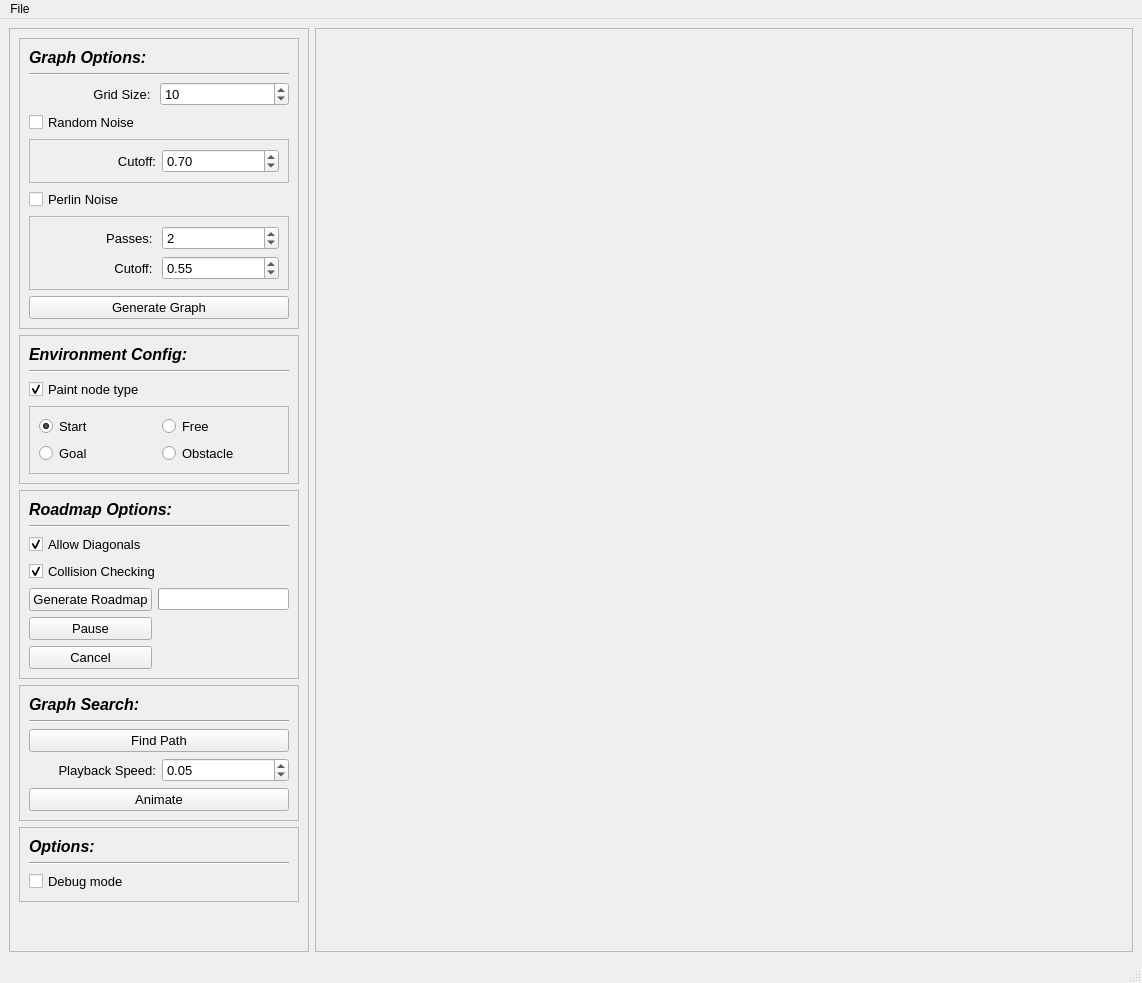
Old version of the form ui/main_window.ui in the repository kpdudek/PathPlanning.
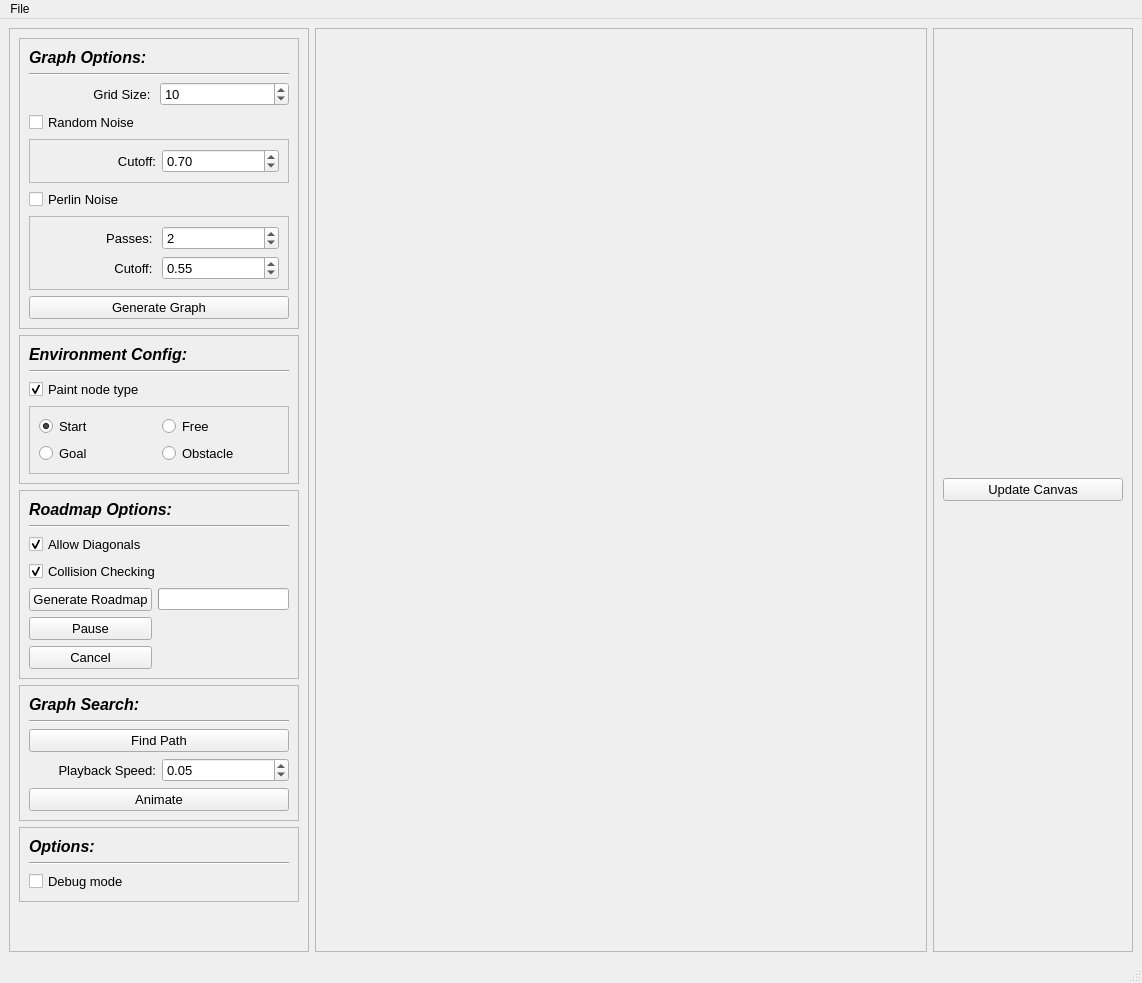
New version of the form.

What changed in the file:
```diff
--- a/ui/main_window.ui
+++ b/ui/main_window.ui
@@ -7,7 +7,7 @@
     <x>0</x>
     <y>0</y>
     <width>1142</width>
-    <height>947</height>
+    <height>975</height>
    </rect>
   </property>
   <property name="windowTitle">
@@ -15,6 +15,36 @@
   </property>
   <widget class="QWidget" name="centralwidget">
    <layout class="QGridLayout" name="gridLayout">
+    <item row="0" column="2">
+     <widget class="QFrame" name="frame_7">
+      <property name="maximumSize">
+       <size>
+        <width>200</width>
+        <height>16777215</height>
+       </size>
+      </property>
+      <property name="frameShape">
+       <enum>QFrame::StyledPanel</enum>
+      </property>
+      <property name="frameShadow">
+       <enum>QFrame::Raised</enum>
+      </property>
+      <layout class="QVBoxLayout" name="verticalLayout_3">
+       <item>
+        <widget class="QPushButton" name="redraw_roadmap_button">
+         <property name="font">
+          <font>
+           <pointsize>10</pointsize>
+          </font>
+         </property>
+         <property name="text">
+          <string>Update Canvas</string>
+         </property>
+        </widget>
+       </item>
+      </layout>
+     </widget>
+    </item>
     <item row="0" column="0">
      <widget class="QFrame" name="project_tab">
       <property name="sizePolicy">
```
Left out of the diff: 60 changed lines with no effect on the pictures.
